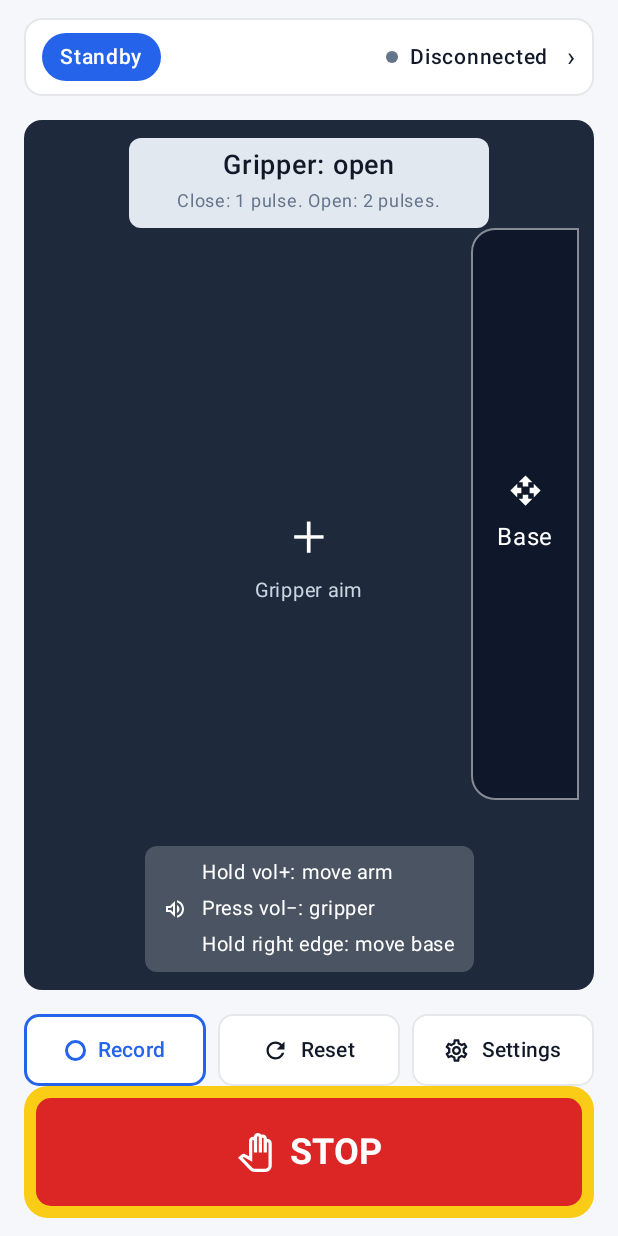
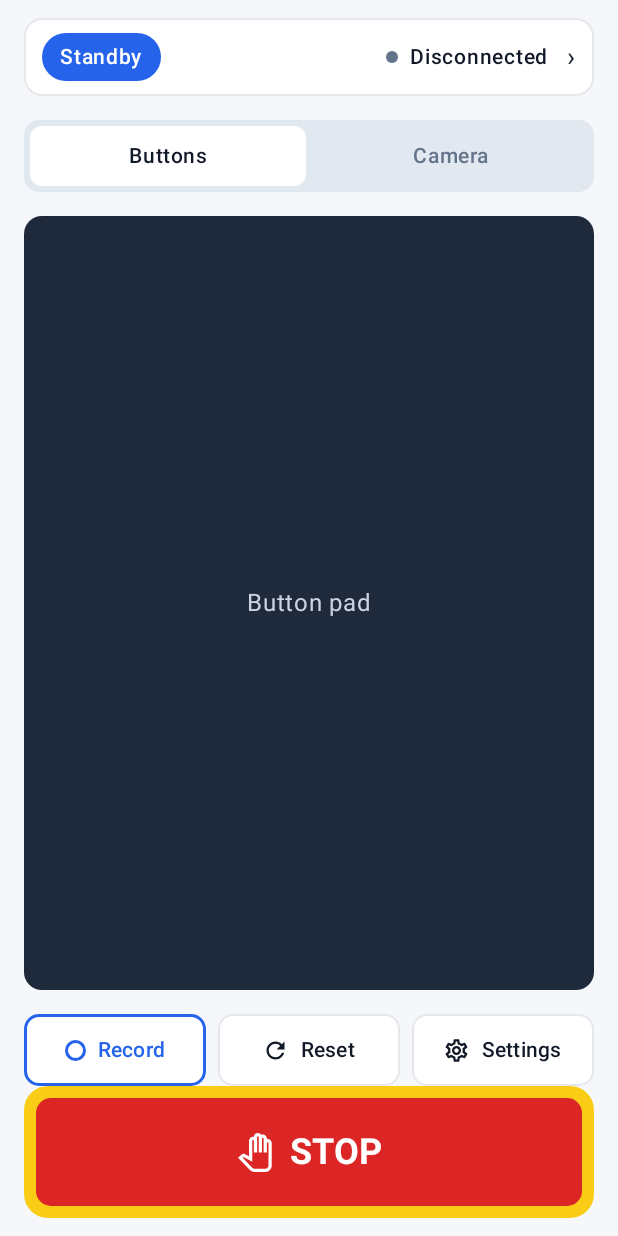
Before and after one commit to WIDM/teleop-android, an Android app built with Jetpack Compose: the screen it shows after launch (MainActivity), on a phone screen of 412 x 824 dp. Run offline under Robolectric (Android 15) with nearby library versions, the phone set to English and light mode, and no system bars.

Commit message:
Add Buttons/Camera tabs with a placeholder button pad (A-24)

```diff
--- a/app/src/main/java/widm/teleop/app/ControlScreen.kt
+++ b/app/src/main/java/widm/teleop/app/ControlScreen.kt
@@ -49,6 +49,7 @@ import kotlinx.coroutines.launch
 import androidx.compose.material.icons.rounded.VerticalAlignTop
 import androidx.compose.runtime.rememberUpdatedState
 import androidx.compose.ui.graphics.vector.ImageVector
+import androidx.compose.ui.text.style.TextAlign
 
 // 顏色集中處，之後要改色只改這邊
 private val StandbyBlue = Color(0xFF2563EB)
@@ -71,11 +72,18 @@ private val EStopPinkBorder = Color(0xFFFCA5A5)
 private val HoldOrange = Color(0xFFF59E0B)
 private val PadText = Color(0xFF0F172A)
 
-// 整頁：由上到下 ① 頂部列 ② 視角區 ③ 三個按鈕 ④ STOP
+// 中間區域的操作模式
+enum class ControlMode(val label: String) {
+    Buttons("Buttons"),
+    Camera("Camera")
+}
+
+// 分頁：由上到下 ① 頂部列 ② 按鈕模式／視角區 ③ 按鈕 ④ STOP
 @Composable
 fun ControlScreen(modifier: Modifier = Modifier) {
     var showConnection by rememberSaveable { mutableStateOf(false) }
     var eStopped by rememberSaveable { mutableStateOf(false) }
+    var mode by rememberSaveable { mutableStateOf(ControlMode.Buttons) }
     val link = remember { TeleopLink() }
 
     DisposableEffect(link) {
@@ -105,7 +113,11 @@ fun ControlScreen(modifier: Modifier = Modifier) {
                         modifier = Modifier.weight(1f)
                     )
                 } else {
-                    CameraArea(Modifier.weight(1f))
+                    ModeTabs(selected = mode, onSelect = { mode = it })
+                    when (mode) {
+                        ControlMode.Buttons -> ButtonPad(Modifier.weight(1f))
+                        ControlMode.Camera -> CameraArea(Modifier.weight(1f))
+                    }
                     BottomButtons()
                 }
             }
@@ -204,6 +216,41 @@ fun TopBar(
 @Composable
 private fun TopBarPreview() {
     TopBar(Modifier.padding(16.dp), linkStatus = LinkStatus.Connected, onConnectedClick = {})
+}
+
+// 分頁：切換中間區域的模式
+@Composable
+private fun ModeTabs(
+    selected: ControlMode,
+    onSelect: (ControlMode) -> Unit,
+    modifier: Modifier = Modifier
+) {
+    Row(
+        modifier = modifier
+            .fillMaxWidth()
+            .background(PlateBg, RoundedCornerShape(10.dp))
+            .padding(4.dp),
+        horizontalArrangement = Arrangement.spacedBy(4.dp)
+    ) {
+        ControlMode.entries.forEach { m ->
+            val isSelected = m == selected
+            Text(
+                text = m.label,
+                color = if (isSelected) TextDark else TextMuted,
+                fontSize = 14.sp,
+                fontWeight = if (isSelected) FontWeight.SemiBold else FontWeight.Medium,
+                textAlign = TextAlign.Center,
+                modifier = Modifier
+                    .weight(1f)
+                    .background(
+                        if (isSelected) Color.White else Color.Transparent,
+                        RoundedCornerShape(8.dp)
+                    )
+                    .clickable { onSelect(m) }
+                    .padding(vertical = 8.dp)
+            )
+        }
+    }
 }
 
 // ② 視角區：深藍底，上面貼 4 樣東西
@@ -331,6 +378,19 @@ private fun HintCard(modifier: Modifier = Modifier) {
 @Composable
 private fun CameraAreaPreview() {
     CameraArea(Modifier.padding(16.dp).height(600.dp))
+}
+
+// 按鈕模式：十字、Up/Down、下排四顆（下一步再排）
+@Composable
+fun ButtonPad(modifier: Modifier = Modifier) {
+    Box(
+        modifier = modifier
+            .fillMaxWidth()
+            .background(CameraBg, RoundedCornerShape(12.dp)),
+        contentAlignment = Alignment.Center
+    ) {
+        Text("Button pad", color = TextOnDark)
+    }
 }
 
 // ③ 底部三個按鈕（A-13 只做外觀，按了沒反應）
```
